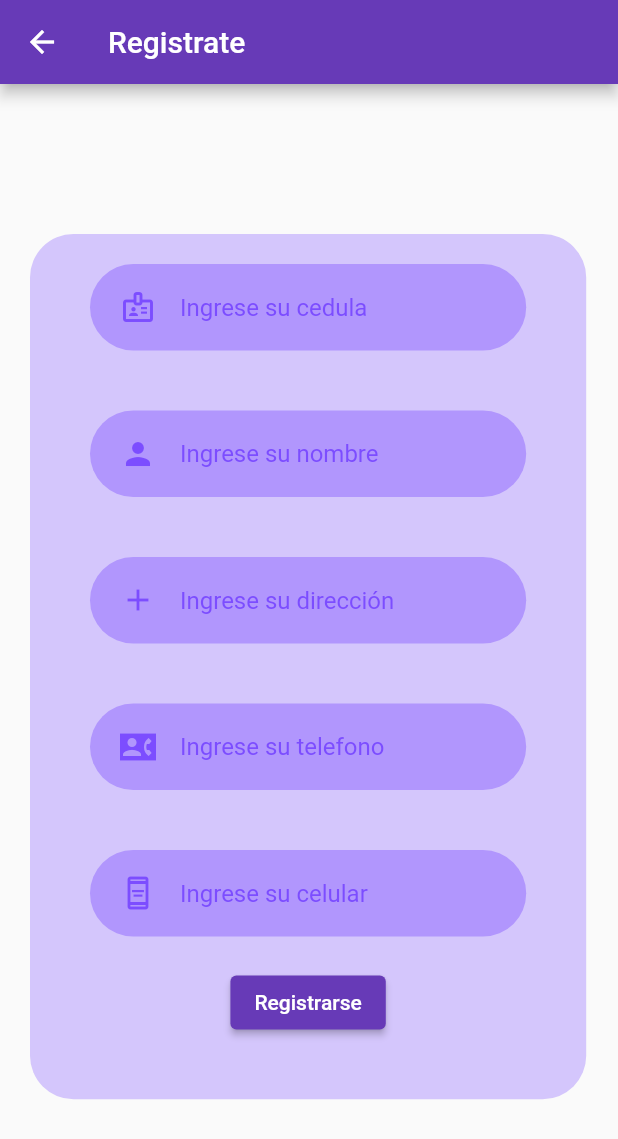
After one commit to caom312/neighborshop, a Flutter app: the screen it shows after launch, after a tap on the "add" icon, on a phone screen of 412 x 824 dp. The commit adds this screen. Shown: the top 1139 px of the screen. Run offline on Flutter 3.47's test engine with Material 2 defaults, Android fonts, the phone set to English and light mode, and no system bars; our stand-ins replace cloud_firestore, firebase_core; accounts and stored records are empty.

Commit message:
Pantalla de registro, registrar usuario a la base de datos desde la interfaz.

```diff
--- a/lib/main.dart
+++ b/lib/main.dart
@@ -2,6 +2,8 @@ import 'package:flutter/material.dart';
 import 'package:firebase_core/firebase_core.dart';
 import 'package:cloud_firestore/cloud_firestore.dart';
 import 'package:neighborshop/consultanegocios.dart';
+import 'package:neighborshop/registro.dart';
+//import 'registro.dart';
 
 
 void main() {
@@ -83,13 +85,20 @@ class _MyHomePageState extends State<MyHomePage> {
     return AppBar(
       elevation: 0,
       title: Text("Neighbor shop"),
+      actions: [
+        IconButton(
+            onPressed: (){
+              Navigator.push(context, MaterialPageRoute(builder: (context)=>registro()));
+            },
+            icon: Icon(Icons.add),
+        )
+      ],
     );
   }
 
 }
 
 class body extends StatelessWidget {
-
   @override
   Widget build(BuildContext context) {
     Size size = MediaQuery.of(context).size;
--- /dev/null
+++ b/lib/registro.dart
@@ -0,0 +1,114 @@
+import 'package:cloud_firestore/cloud_firestore.dart';
+import 'package:flutter/material.dart';
+import 'package:firebase_core/firebase_core.dart';
+
+class registro extends StatefulWidget {
+  const registro({Key? key}) : super(key: key);
+
+  @override
+  _registroState createState() => _registroState();
+}
+
+class _registroState extends State<registro> {
+  final cedula = TextEditingController();
+  final nombre = TextEditingController();
+  final direccion = TextEditingController();
+  final telefono = TextEditingController();
+  final celular = TextEditingController();
+
+  CollectionReference clientes = FirebaseFirestore.instance.collection("Clientes");
+
+  @override
+  Widget build(BuildContext context) {
+  Size size = MediaQuery.of(context).size;
+    return Scaffold(
+      appBar: AppBar(
+        title: Text("Registrate"),
+      ),
+      body: SingleChildScrollView(
+        child: Column(
+          children: [
+            Container(
+              alignment: Alignment.center,
+              margin: EdgeInsets.symmetric(horizontal: 20, vertical: 100),
+              height: size.height * 0.7,
+              width: size.width * 0.9,
+              decoration: BoxDecoration(
+                color: Colors.deepPurpleAccent.withOpacity(0.3),
+                borderRadius: BorderRadius.circular(29),
+              ),
+                child: Column(
+                  children: [
+                    campoTexto(texto: "Ingrese su cedula", icono: Icons.badge_outlined, vertical: 20, control: cedula,),
+                    campoTexto(texto: "Ingrese su nombre", icono: Icons.person, vertical: 20, control: nombre,),
+                    campoTexto(texto: "Ingrese su dirección", icono: Icons.add, vertical: 20, control: direccion,),
+                    campoTexto(texto: "Ingrese su telefono", icono: Icons.contact_phone_sharp, vertical: 20, control: telefono,),
+                    campoTexto(texto: "Ingrese su celular", icono: Icons.aod_outlined, vertical: 20, control: celular,),
+                    ElevatedButton(
+                        onPressed: (){
+                          if(cedula.text.isEmpty || nombre.text.isEmpty || direccion.text.isEmpty || telefono.text.isEmpty || celular.text.isEmpty){
+                            print("Llene los espacios");
+                          }else{
+                            clientes.doc(cedula.text).set({
+                              "nombre": nombre.text,
+                              "direccion": direccion.text,
+                              "telefono": telefono.text,
+                              "celular": celular.text
+                            });
+                          }
+                        },
+                        child: Text("Registrarse"),
+                    ),
+                  ],
+                ),
+            ),
+          ],
+        ),
+      ),
+    );
+  }
+}
+
+class campoTexto extends StatelessWidget {
+  const campoTexto({
+    Key? key,
+    required this.texto,
+    required this.icono,
+    required this.vertical,
+    required this.control,
+
+  }) : super(key: key);
+
+  final String texto;
+  final IconData icono;
+  final double vertical;
+  final TextEditingController control;
+
+  @override
+  Widget build(BuildContext context) {
+    Size size = MediaQuery.of(context).size;
+    return Container(
+      alignment: Alignment.center,
+      margin: EdgeInsets.symmetric(horizontal: 40, vertical: vertical),
+      padding: EdgeInsets.symmetric(horizontal: 20),
+      width: size.width * 0.8,
+      height: size.height * 0.07,
+      decoration: BoxDecoration(
+        color: Colors.deepPurpleAccent.withOpacity(0.4),
+        borderRadius: BorderRadius.circular(29),
+      ),
+    child: TextField(
+      controller: control,
+      decoration: InputDecoration(
+        hintText: texto,
+        hintStyle: TextStyle(
+            color: Colors.deepPurpleAccent
+        ),
+        icon: Icon(icono, color: Colors.deepPurpleAccent,),
+        enabledBorder: InputBorder.none,
+        focusedBorder: InputBorder.none,
+        ),
+      ),
+    );
+  }
+}
```
